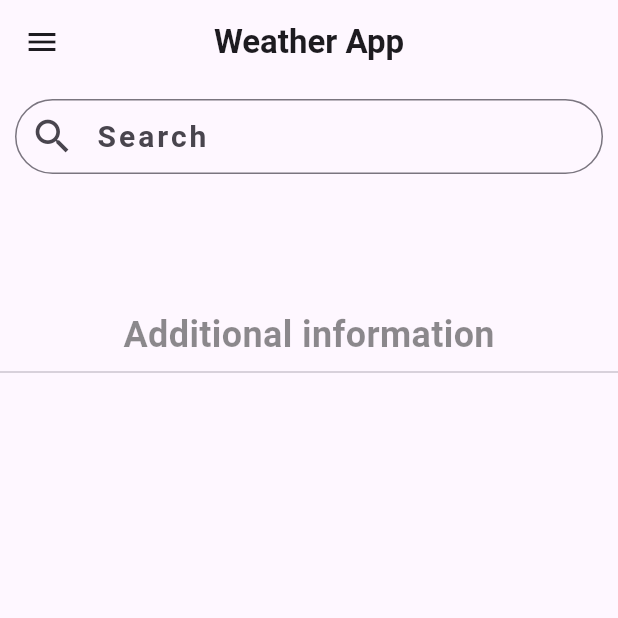
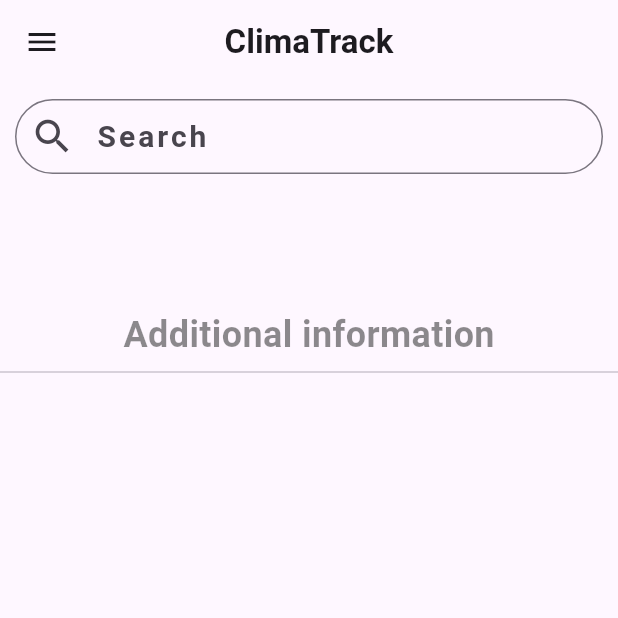
Before and after one commit to ShazinCP/WeatherApp, a Flutter app: the screen it shows after launch, on a phone screen of 412 x 824 dp, the top half of it. Run offline on Flutter 3.47's test engine with Material 2 defaults, Android fonts, the phone set to English and light mode, and no system bars; network calls fail.

```diff
--- /dev/null
+++ b/lib/constants/constants.dart
@@ -0,0 +1,7 @@
+import 'package:flutter/material.dart';
+
+const cHeight60 =  SizedBox(height: 60);
+const cHeight10 = SizedBox(height: 10.0);
+const cHeight18 = SizedBox(height: 18);
+const cHeight20 = SizedBox(height: 20);
+const cHeight30 = SizedBox(height: 30);
--- /dev/null
+++ b/lib/helper/colors.dart
@@ -0,0 +1,6 @@
+import 'package:flutter/material.dart';
+
+const cRedColor = Colors.red;
+const cBlackColor = Colors.black;
+const cBlackColor45 = Colors.black45;
+const cOrangeColor = Colors.orange;
--- a/lib/view/home/home_screen.dart
+++ b/lib/view/home/home_screen.dart
@@ -1,9 +1,11 @@
 import 'package:flutter/material.dart';
 import 'package:provider/provider.dart';
-import 'package:whether_app/model/weather_model.dart';
-import 'package:whether_app/services/weather_api_client.dart';
-import 'package:whether_app/view/widgets/additional_information.dart';
-import 'package:whether_app/view/widgets/current_weather.dart';
+import 'package:whether_app/constants/constants.dart';
+import 'package:whether_app/controller/weather_provider.dart';
+import 'package:whether_app/helper/colors.dart';
+import 'package:whether_app/view/home/widgets/additional_information.dart';
+import 'package:whether_app/view/home/widgets/current_weather.dart';
+import 'package:whether_app/view/widget/uppercase.dart';
 
 
 class HomeScreen extends StatefulWidget {
@@ -14,20 +16,14 @@ class HomeScreen extends StatefulWidget {
 }
 
 class _HomeScreenState extends State<HomeScreen> {
-  WeatherApiClient client = WeatherApiClient();
 
-  Weather? data;
   TextEditingController weatherController= TextEditingController();
 
-  Future<void> getData(String place) async {
-    //let's try changing the city name
-    data = await client.getCurrentWeather(place);
-  }
 
   @override
   void initState() {
     super.initState();
-    getData('London');
+    Provider.of<WeatherProvider>(context,listen: false).getData('London');
   }
 
   @override
@@ -38,14 +34,14 @@ class _HomeScreenState extends State<HomeScreen> {
         // backgroundColor: Colors.grey[300],
         leading: IconButton(onPressed: () {}, icon: const Icon(Icons.menu)),
         title: const Text(
-          "Weather App",
+          "ClimaTrack",
           style: TextStyle(fontWeight: FontWeight.bold),
         ),
         centerTitle: true,
       ),
-      body: Container(
+      body: SizedBox(
         height: MediaQuery.of(context).size.height,
-        child: Consumer(
+        child: Consumer<WeatherProvider>(
           builder: (context, value, child) {
             return Column(
             crossAxisAlignment: CrossAxisAlignment.center,
@@ -54,13 +50,13 @@ class _HomeScreenState extends State<HomeScreen> {
                 padding: const EdgeInsets.all(10),
                 child: TextFormField(
                   onFieldSubmitted: (String place) {
-                    getData(place);
+                    value.getData(place);
                   },
                   controller: weatherController,
-                  cursorColor: Colors.black,
+                  cursorColor: cBlackColor,
                   style: const TextStyle(
                     fontSize: 20,
-                    color: Colors.black,
+                    color: cBlackColor,
                     letterSpacing: 2,
                     fontWeight: FontWeight.bold,
                   ),
@@ -80,44 +76,38 @@ class _HomeScreenState extends State<HomeScreen> {
                           size: 30,
                         ),
                       ),
-                      suffixIcon: weatherController.text.length > 0
+                      suffixIcon: weatherController.text.isNotEmpty
                           ? IconButton(
                               onPressed: () {
                                 weatherController.clear();
                               },
-                              icon: const Icon(Icons.cancel, color: Colors.red))
+                              icon: const Icon(Icons.cancel, color: cRedColor))
                           : null),
                 ),
               ),
-              const SizedBox(
-                height: 20,
-              ),
-              if (data != null)
+              cHeight20,
+              if (value.data != null)
                 currentWeather(
                   Icons.wb_sunny_rounded,
-                  "${data!.temp}°",
+                  "${value.data!.temp}°",
                   weatherController.text.isEmpty
                       ? 'London'
-                      : weatherController.text,
+                      : weatherController.text.capitalize(),
                 ),
-              const SizedBox(
-                height: 60,
-              ),
+              cHeight60,
               const Text(
                 'Additional information',
                 style: TextStyle(
                   fontSize: 24.0,
-                  color: Colors.black45,
+                  color: cBlackColor45,
                   fontWeight: FontWeight.bold,
                 ),
               ),
               const Divider(),
-              const SizedBox(
-                height: 10.0,
-              ),
-              if (data != null)
-                additionalInformation("${data!.wind}", "${data!.humidity}",
-                    "${data!.pressure}", "${data!.feels_like}"),
+              cHeight10,
+              if (value.data != null)
+                additionalInformation("${value.data!.wind}", "${value.data!.humidity}",
+                    "${value.data!.pressure}", "${value.data!.feels_like}"),
             ],
           );
           },
--- /dev/null
+++ b/lib/view/widget/uppercase.dart
@@ -0,0 +1,6 @@
+extension StringExtension on String {
+  String capitalize() {
+    // ignore: unnecessary_this
+    return '${this[0].toUpperCase()}${this.substring(1)}';
+  }
+}
```
Also changed, not shown: lib/controller/weather_provider.dart (+10 -0 lines), lib/view/home/widgets/additional_information.dart (renamed from lib/view/widgets/additional_information.dart, +5 -4 lines), lib/view/home/widgets/current_weather.dart (renamed from lib/view/widgets/current_weather.dart, +6 -8 lines), lib/constants/color.dart (deleted), pubspec.lock, 2 other files.
